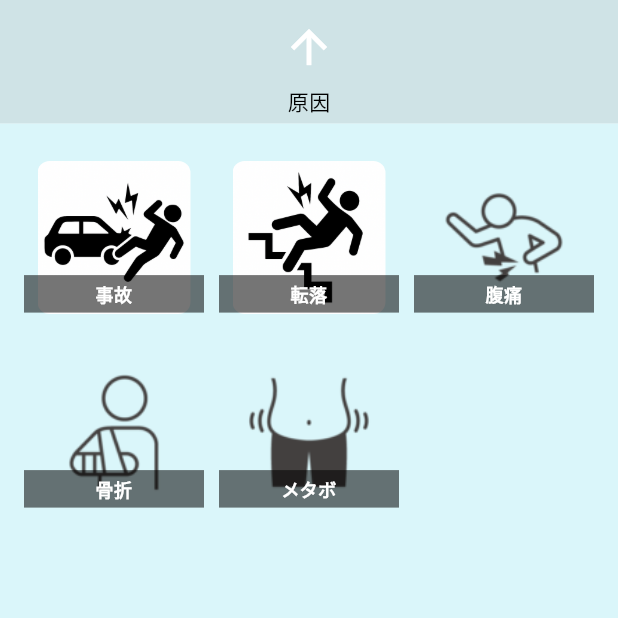
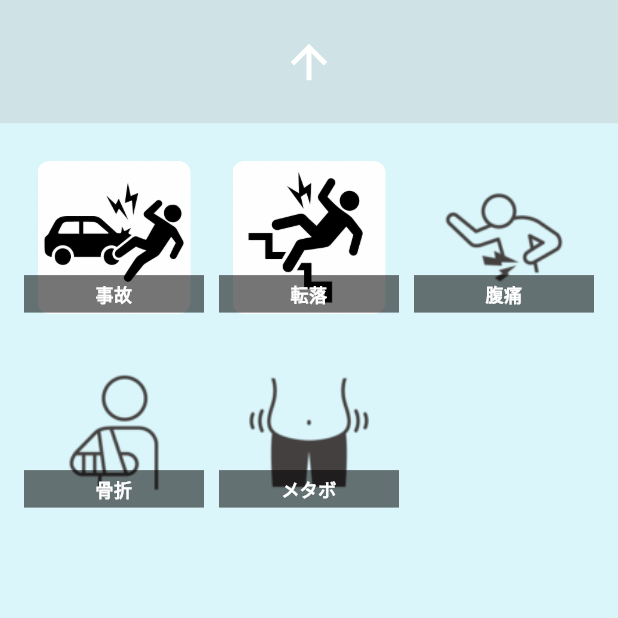
Before and after one commit to HiromuYamana/MIECAL, a Flutter app: the CousePage screen opened by its route, on a phone screen of 412 x 824 dp, the top half of it. Run offline on Flutter 3.47's test engine with Material 3 defaults, Android fonts, the phone set to English and light mode, and no system bars; our stand-ins replace cloud_firestore, firebase_auth, firebase_core, qr_flutter, table_calendar; missing offline and left inert: dart:html; accounts and stored records are empty.

```diff
--- a/lib/couse.dart
+++ b/lib/couse.dart
@@ -63,29 +63,32 @@ class _CousePageState extends State<CousePage> {
         children: [
           Expanded(
             flex: 1,
-            child: Container(
+            child: Material(
               color: const Color.fromARGB(255, 207, 227, 230),
-              padding: EdgeInsets.only(top: topPadding),
-              child: Center(
-                child: Column(
-                  mainAxisSize: MainAxisSize.min,
-                  children: [
-                    IconButton(
-                      icon: const Icon(
+            child:InkWell(
+              onTap:(){
+                 Navigator.pop(context);
+              },
+              //padding: EdgeInsets.only(top: topPadding),
+              child: SizedBox(
+                child: Center(
+                  //mainAxisSize: MainAxisSize.min,
+                  child:
+
+                      const Icon(
                         Icons.arrow_upward,
                         color: Colors.white,
                         size: 36,
                       ),
-                      onPressed: () {
-                        Navigator.pop(context);
-                      },
+
                     ),
-                    const Text('原因', style: TextStyle(color: Colors.black)),
-                  ],
+                    //const Text('原因', style: TextStyle(color: Colors.black)),
+
                 ),
               ),
             ),
-          ),
+            ),
+
           Expanded(
             flex: 8,
             child: Container(
```
